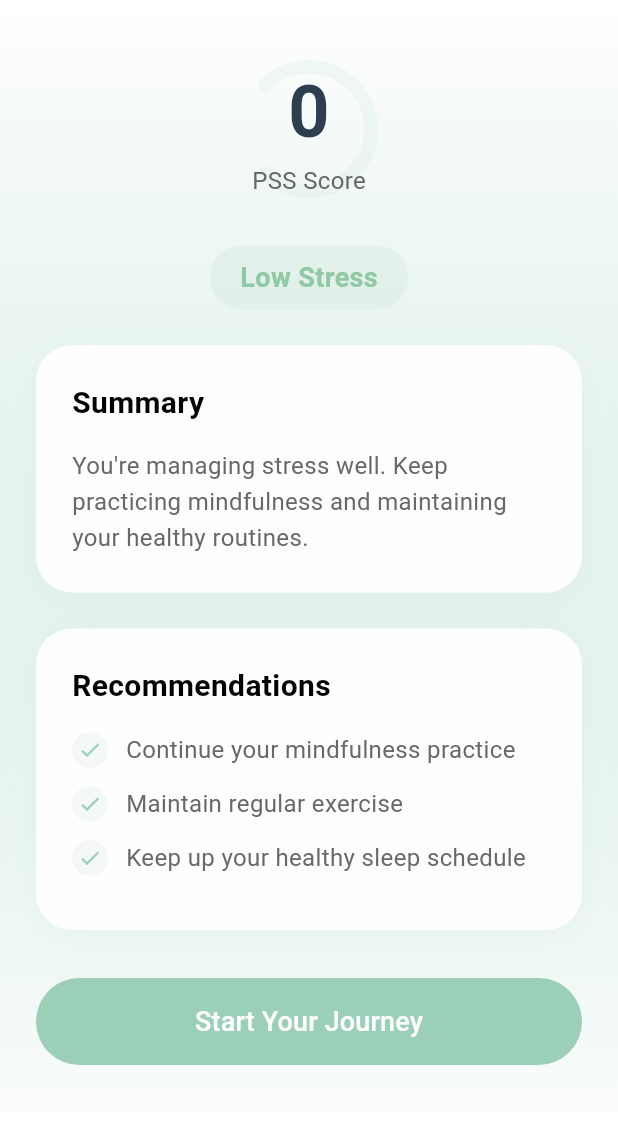
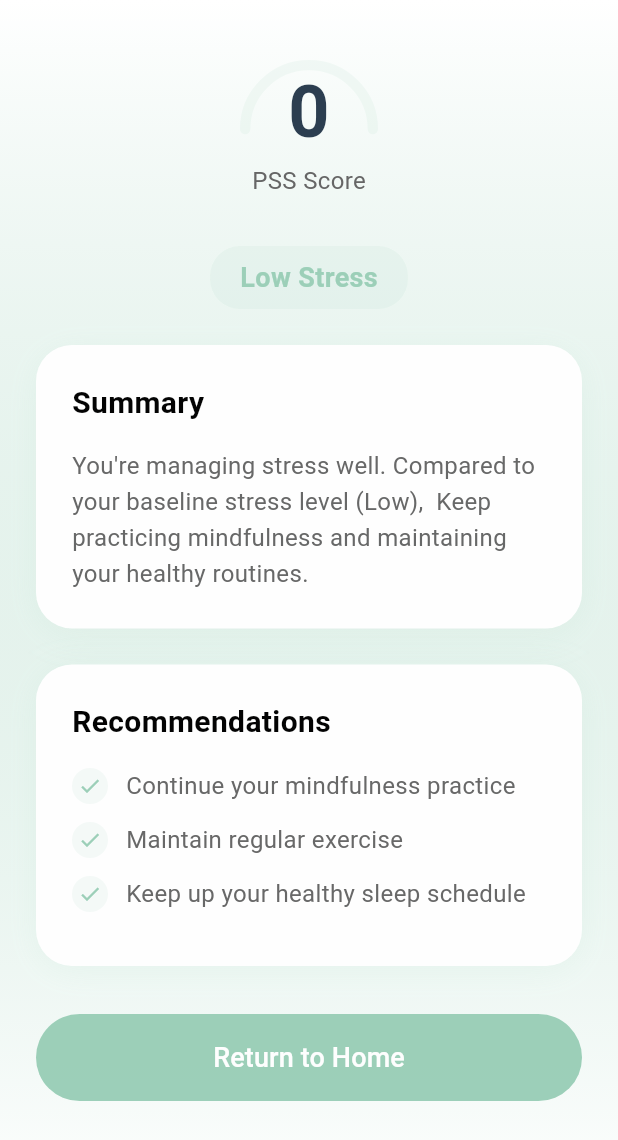
Before and after one commit to drLite35/serenity-app, a Flutter app: the PSSResultsScreen screen opened directly with empty values, on a phone screen of 412 x 824 dp. Shown: the top 1140 px of the screen. Run offline on Flutter 3.47's test engine with Material 3 defaults, Android fonts, the phone set to English and light mode, and no system bars; our stand-ins replace audioplayers, fl_chart, flutter_local_notifications, shared_preferences, timezone; accounts and stored records are empty.

Commit message:
Update PSS scoring and stress mode UI: 1. Fix PSS scoring to use proper 30-point scale normalization 2. Add exercise recommendation widget in stressed mode 3. Fix type handling in results screen

```diff
--- a/lib/screens/pss_results_screen.dart
+++ b/lib/screens/pss_results_screen.dart
@@ -3,11 +3,11 @@ import '../utils/theme.dart';
 import 'dart:math' as math;
 
 class PSSResultsScreen extends StatefulWidget {
-  final int score;
+  final Map<String, dynamic> results;
 
   const PSSResultsScreen({
     super.key,
-    required this.score,
+    required this.results,
   });
 
   @override
@@ -30,7 +30,7 @@ class _PSSResultsScreenState extends State<PSSResultsScreen>
 
     _scoreAnimation = Tween<double>(
       begin: 0,
-      end: widget.score.toDouble(),
+      end: widget.results['score'].toDouble(),
     ).animate(
       CurvedAnimation(
         parent: _controller,
@@ -58,35 +58,71 @@ class _PSSResultsScreenState extends State<PSSResultsScreen>
   }
 
   String _getStressLevel() {
-    if (widget.score <= 13) return 'Low Stress';
-    if (widget.score <= 26) return 'Moderate Stress';
+    final score = widget.results['score'] as int;
+    if (score <= 13) return 'Low Stress';
+    if (score <= 26) return 'Moderate Stress';
     return 'High Stress';
   }
 
-  Color _getStressColor() {
-    if (widget.score <= 13) return const Color(0xFF8FC9A3);
-    if (widget.score <= 26) return const Color(0xFFE6B566);
-    return const Color(0xFFE67066);
+  Color _getStressColor(dynamic score) {
+    if (score is double) {
+      if (score <= 10) {
+        return AppTheme.primaryMint;
+      } else if (score <= 20) {
+        return const Color(0xFFE6B566); // Orange
+      } else {
+        return const Color(0xFFE67066); // Red
+      }
+    } else if (score is int) {
+      if (score <= 10) {
+        return AppTheme.primaryMint;
+      } else if (score <= 20) {
+        return const Color(0xFFE6B566); // Orange
+      } else {
+        return const Color(0xFFE67066); // Red
+      }
+    }
+    return AppTheme.primaryMint; // Default color
   }
 
   String _getDescription() {
-    if (widget.score <= 13) {
-      return 'You\'re managing stress well. Keep practicing mindfulness and maintaining your healthy routines.';
-    } else if (widget.score <= 26) {
-      return 'You\'re experiencing moderate stress. Consider incorporating more relaxation techniques into your daily routine.';
+    final score = widget.results['score'] as int;
+    final baselinePss = widget.results['baselinePss'] as int?;
+    final baselineText = baselinePss != null
+        ? ' Compared to your baseline stress level (${_getBaselineText(baselinePss)}), '
+        : ' ';
+
+    if (score <= 13) {
+      return 'You\'re managing stress well.$baselineText Keep practicing mindfulness and maintaining your healthy routines.';
+    } else if (score <= 26) {
+      return 'You\'re experiencing moderate stress.$baselineText Consider incorporating more relaxation techniques into your daily routine.';
     } else {
-      return 'Your stress levels are high. We recommend focusing on stress management and possibly seeking professional support.';
+      return 'Your stress levels are high.$baselineText We recommend focusing on stress management and possibly seeking professional support.';
+    }
+  }
+
+  String _getBaselineText(int baseline) {
+    switch (baseline) {
+      case 0:
+        return 'Low';
+      case 1:
+        return 'Normal';
+      case 2:
+        return 'High';
+      default:
+        return 'Unknown';
     }
   }
 
   List<String> _getRecommendations() {
-    if (widget.score <= 13) {
+    final score = widget.results['score'] as int;
+    if (score <= 13) {
       return [
         'Continue your mindfulness practice',
         'Maintain regular exercise',
         'Keep up your healthy sleep schedule',
       ];
-    } else if (widget.score <= 26) {
+    } else if (score <= 26) {
       return [
         'Try deep breathing exercises',
         'Practice daily meditation',
@@ -113,7 +149,7 @@ class _PSSResultsScreenState extends State<PSSResultsScreen>
           painter: ScoreIndicatorPainter(
             score: _scoreAnimation.value,
             maxScore: 40,
-            color: _getStressColor(),
+            color: _getStressColor(widget.results['score']),
             backgroundColor: AppTheme.primaryMint.withOpacity(0.1),
           ),
           child: Center(
@@ -181,13 +217,13 @@ class _PSSResultsScreenState extends State<PSSResultsScreen>
                               vertical: 8,
                             ),
                             decoration: BoxDecoration(
-                              color: _getStressColor().withOpacity(0.1),
+                              color: _getStressColor(widget.results['score']).withOpacity(0.1),
                               borderRadius: BorderRadius.circular(20),
                             ),
                             child: Text(
                               _getStressLevel(),
                               style: TextStyle(
-                                color: _getStressColor(),
+                                color: _getStressColor(widget.results['score']),
                                 fontSize: 18,
                                 fontWeight: FontWeight.w600,
                               ),
@@ -297,7 +333,7 @@ class _PSSResultsScreenState extends State<PSSResultsScreen>
                           width: double.infinity,
                           child: ElevatedButton(
                             onPressed: () {
-                              Navigator.pushReplacementNamed(context, '/biometric_connect');
+                              Navigator.pushReplacementNamed(context, '/home');
                             },
                             style: ElevatedButton.styleFrom(
                               backgroundColor: AppTheme.primaryMint,
@@ -311,7 +347,7 @@ class _PSSResultsScreenState extends State<PSSResultsScreen>
                               elevation: 0,
                             ),
                             child: const Text(
-                              'Start Your Journey',
+                              'Return to Home',
                               style: TextStyle(
                                 fontSize: 18,
                                 fontWeight: FontWeight.w500,
@@ -350,19 +386,20 @@ class ScoreIndicatorPainter extends CustomPainter {
   void paint(Canvas canvas, Size size) {
     final center = Offset(size.width / 2, size.height / 2);
     final radius = math.min(size.width, size.height) / 2;
-    final strokeWidth = radius * 0.2;
+    final strokeWidth = radius * 0.15;
 
-    // Draw background arc
+    // Draw background arc (semicircle)
     final backgroundPaint = Paint()
       ..color = backgroundColor
       ..style = PaintingStyle.stroke
       ..strokeWidth = strokeWidth
       ..strokeCap = StrokeCap.round;
 
+    // Draw semicircle background from left to right
     canvas.drawArc(
       Rect.fromCircle(center: center, radius: radius - strokeWidth / 2),
-      -math.pi * 0.75,
-      math.pi * 1.5,
+      math.pi, // Start from left (180 degrees)
+      math.pi, // Draw half circle (180 degrees)
       false,
       backgroundPaint,
     );
@@ -377,8 +414,8 @@ class ScoreIndicatorPainter extends CustomPainter {
     final progress = score / maxScore;
     canvas.drawArc(
       Rect.fromCircle(center: center, radius: radius - strokeWidth / 2),
-      -math.pi * 0.75,
-      math.pi * 1.5 * progress,
+      math.pi, // Start from left (180 degrees)
+      math.pi * progress, // Draw progress portion
       false,
       scorePaint,
     );
```
Also changed, not shown: lib/screens/home_screen.dart (+62 -20 lines), lib/screens/pss_questionnaire_screen.dart (+35 -20 lines).
